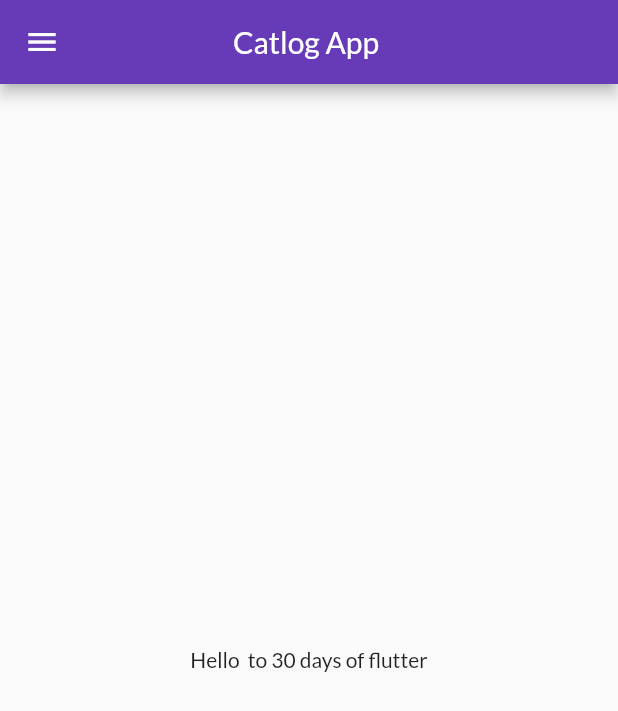
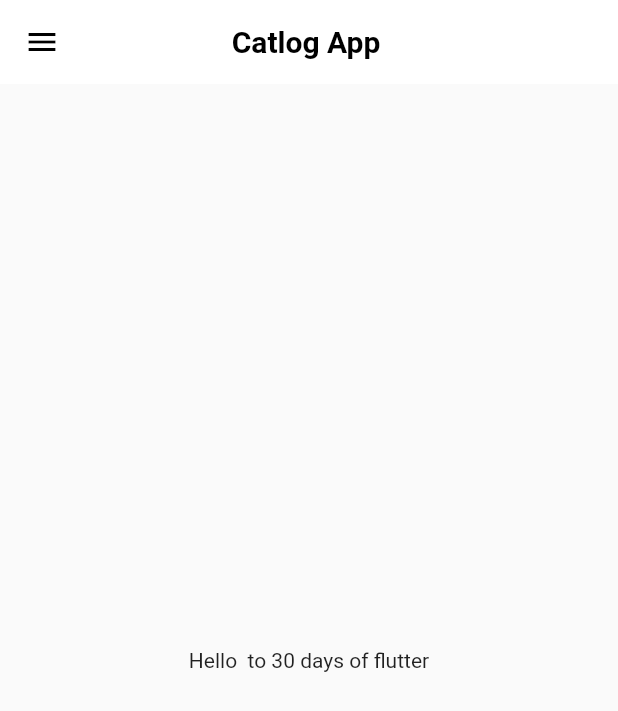
Before and after one commit to Yashmaheshwari0502/flutter_catalog, a Flutter app: the screen it shows after launch, on a phone screen of 412 x 824 dp. Shown: the top 711 px of the screen. Run offline on Flutter 3.47's test engine with Material 2 defaults, Android fonts, the phone set to English and light mode, and no system bars; our stand-ins replace google_fonts.

Commit message:
theme extracted

```diff
--- a/lib/main.dart
+++ b/lib/main.dart
@@ -2,6 +2,7 @@ import 'package:flutter/material.dart';
 import 'package:flutter_catlog/pages/home_page.dart';
 import 'package:flutter_catlog/pages/login_page.dart';
 import 'package:flutter_catlog/utils/routes.dart';
+import 'package:flutter_catlog/widget/theme.dart';
 import 'package:google_fonts/google_fonts.dart';
 
 void main() {
@@ -16,10 +17,8 @@ class MyApp extends StatelessWidget {
     return (MaterialApp(
       debugShowCheckedModeBanner: false,
       themeMode: ThemeMode.light,
-      theme: ThemeData(
-        primarySwatch: Colors.deepPurple,
-        fontFamily: GoogleFonts.lato().fontFamily,
-      ),
+      theme: MyTheme.lightTheme(context),
+      darkTheme: MyTheme.darkTheme(context),
       initialRoute: MyRoutess.homepage,
       // home: HomePage(),
       routes: {
--- /dev/null
+++ b/lib/widget/theme.dart
@@ -0,0 +1,17 @@
+import 'package:flutter/material.dart';
+
+class MyTheme {
+  static ThemeData lightTheme(BuildContext context) => ThemeData(
+      primarySwatch: Colors.deepPurple,
+      appBarTheme: AppBarTheme(
+        color: Colors.white,
+        elevation: 0.0,
+        iconTheme: IconThemeData(color: Colors.black),
+        titleTextStyle: TextStyle(
+            color: Colors.black, fontWeight: FontWeight.bold, fontSize: 20),
+      ));
+
+  static ThemeData darkTheme(BuildContext context) => ThemeData(
+        brightness: Brightness.dark,
+      );
+}
```
